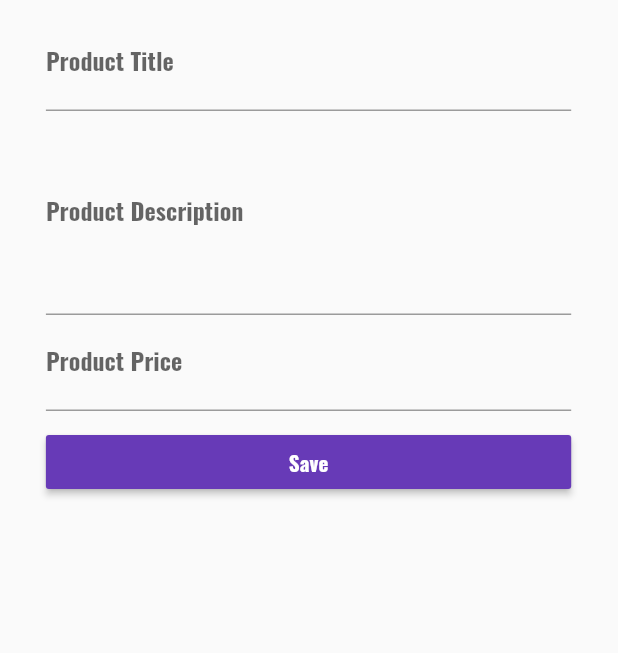
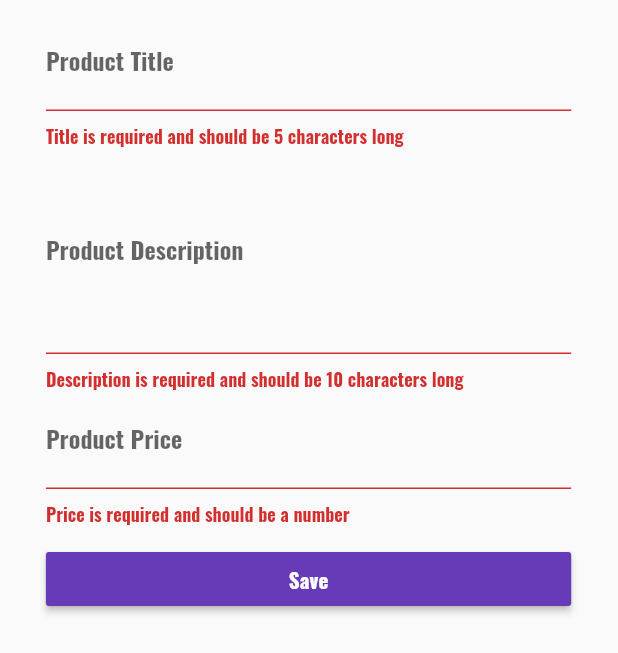
Before and after one commit to LinkWoong/flutter_course, a Flutter app: the ProductCreatePage widget shown alone on an empty page, opened directly with empty values, after a tap on "Save", on a phone screen of 412 x 824 dp. Shown: the top 653 px of the screen. Run offline on Flutter 3.47's test engine with Material 2 defaults, Android fonts, the phone set to English and light mode, and no system bars.

Commit message:
Change text input into forms, add text validation

```diff
--- a/lib/pages/product_create.dart
+++ b/lib/pages/product_create.dart
@@ -13,57 +13,68 @@ class ProductCreatePage extends StatefulWidget {
 }
 
 class _ProductCreatePageState extends State<ProductCreatePage> {
-  String titleValue = '';
-  String descriptionValue = '';
-  double priceValue = 0.0;
+  final Map<String, dynamic> _formData = {
+    'title': null,
+    'description': null,
+    'price': null
+  };
+
+
+  final GlobalKey<FormState> _formKey = GlobalKey<FormState>();
 
   Widget _buildTitleTextField() {
-    return TextField(
+    return TextFormField(
       decoration: InputDecoration(labelText: 'Product Title'),
-      autofocus: false,
-      maxLines: 1,
-      onChanged: (String value) {
-        setState(() {
-          titleValue = value;
-        });
+      validator: (String value){ // if return something, validator failed
+        if(value.isEmpty || value.length < 5){
+          return 'Title is required and should be 5 characters long';
+        }
+      },
+      onSaved: (String value){
+        _formData['title'] = value;
       },
     );
   }
 
   Widget _buildDescriptionTextField() {
-    return TextField(
+    return TextFormField(
       decoration: InputDecoration(labelText: 'Product Description'),
       autofocus: false,
       maxLines: 4,
-      onChanged: (String value) {
-        setState(() {
-          descriptionValue = value;
-        });
+      validator: (String value){
+        if(value.isEmpty || value.length < 10){
+          return 'Description is required and should be 10 characters long';
+        }
+      },
+      onSaved: (String value){
+        _formData['description'] = value;
       },
     );
   }
 
   Widget _buildPriceTextField() {
-    return TextField(
+    return TextFormField(
       decoration: InputDecoration(labelText: 'Product Price'),
       keyboardType: TextInputType.number, // limit the input into number
       autofocus: false,
-      onChanged: (String value) {
-        setState(() {
-          priceValue = double.parse(value);
-        });
+      validator: (String value){
+        if(value.isEmpty || !RegExp(r'^(?:[1-9]\d*|0)?(?:\.\d+)?$').hasMatch(value)){
+          return 'Price is required and should be a number';
+        }
+      },
+      onSaved: (String value){
+        _formData['price'] = double.parse(value);
       },
     );
   }
 
   void _submitForm() {
-    final Map<String, dynamic> product = {
-      'title': titleValue,
-      'description': descriptionValue,
-      'price': priceValue,
-      'image': 'assets/food.jpg'
-    };
-    widget.addProduct(product);
+    if(!_formKey.currentState.validate()){
+      return;
+    }
+    _formKey.currentState.save();
+    // when the key currentState becomes save, all onSaved() method in TextFormField widget will be executed
+    widget.addProduct(_formData);
     Navigator.pushReplacementNamed(context, '/products');
   }
 
@@ -73,19 +84,21 @@ class _ProductCreatePageState extends State<ProductCreatePage> {
     final double targetWidth = deviceWidth > 550.0 ? 500.0 : deviceWidth * 0.95;
     final double targetPadding = deviceWidth - targetWidth;
 
-    return Container(
+    return GestureDetector(
+      onTap: (){
+        FocusScope.of(context).requestFocus(FocusNode()); // close the
+      },
+      child: Container(
           width: targetWidth,
           margin: EdgeInsets.all(10.0),
+          child: Form(
+            key: _formKey, // identifier that allows us to access the form object from other parts of the app
             child: ListView(
               padding: EdgeInsets.symmetric(horizontal: targetPadding),
               children: <Widget>[
-          // title
                 _buildTitleTextField(),
-          // Description
                 _buildDescriptionTextField(),
-          // Price
                 _buildPriceTextField(),
-          // create some space
                 SizedBox(
                   height: 10.0,
                 ),
@@ -98,6 +111,7 @@ class _ProductCreatePageState extends State<ProductCreatePage> {
                 )
               ],
             ),
+          )),
     );
   }
 }
```
Also changed, not shown: lib/pages/auth.dart (+36 -22 lines). Lines whose indentation alone changed are shown as unchanged.
